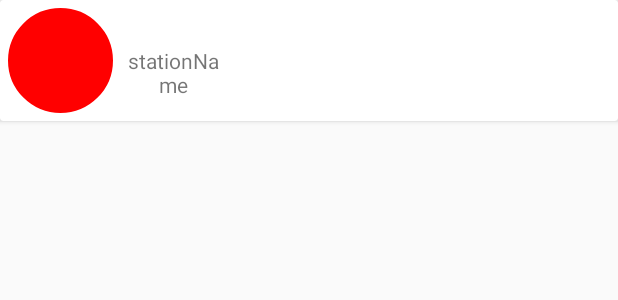
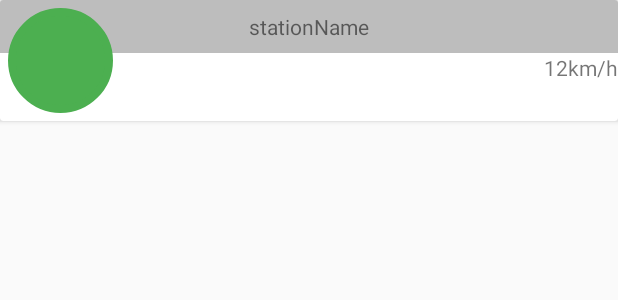
Before and after one commit to popnfresh234/canibreathe, an Android app: the layout list_item_aqstation.xml on its own in the app's theme, with its tools: preview values and no code run, on a phone screen of 412 x 824 dp. Shown: the top 300 px of the screen. Run offline under Robolectric (Android 15) with nearby library versions, the phone set to English and light mode, and no system bars.

Commit message:
Redesign aq_list_view

```diff
--- a/app/src/main/java/com/dmtaiwan/alexander/canibreathe/Presenters/MainPresenterImpl.java
+++ b/app/src/main/java/com/dmtaiwan/alexander/canibreathe/Presenters/MainPresenterImpl.java
@@ -53,6 +53,7 @@ public class MainPresenterImpl implements MainPresenter, MainInteractorImpl.Main
                 aqStation.setCounty(station.getString("County"));
                 aqStation.setPM25(station.getString("PM2.5"));
                 aqStation.setPublishTime(station.getString("PublishTime"));
+                aqStation.setWindSpeed(station.getString("WindSpeed"));
                 aqStations.add(aqStation);
             }
         } catch (JSONException e) {
--- a/app/src/main/java/com/dmtaiwan/alexander/canibreathe/Utilities/AQStationAdapter.java
+++ b/app/src/main/java/com/dmtaiwan/alexander/canibreathe/Utilities/AQStationAdapter.java
@@ -42,6 +42,7 @@ public class AQStationAdapter extends RecyclerView.Adapter<AQStationAdapter.View
         AQStation aqStation = mStationList.get(position);
         holder.mPm25Text.setText(aqStation.getPM25());
         holder.mStationName.setText(aqStation.getSiteName());
+        holder.mWindSpeed.setText(aqStation.getWindSpeed() + " m/s");
     }
 
     @Override
@@ -60,6 +61,9 @@ public class AQStationAdapter extends RecyclerView.Adapter<AQStationAdapter.View
 
         @Bind(R.id.aq_station_name)
         TextView mStationName;
+
+        @Bind(R.id.aq_wind_speed)
+        TextView mWindSpeed;
 
 
         public ViewHolder(View itemView) {
--- /dev/null
+++ b/app/src/main/res/drawable/circle_bg_green.xml
@@ -0,0 +1,7 @@
+<?xml version="1.0" encoding="utf-8"?>
+<shape xmlns:android="http://schemas.android.com/apk/res/android"
+    android:shape="oval">
+    <corners android:radius="10dip"/>
+    <stroke android:color="@color/statusGreen" android:width="5dip"/>
+    <solid android:color="@color/statusGreen"/>
+</shape>
--- a/app/src/main/res/drawable/circle_bg.xml
+++ b/app/src/main/res/drawable/circle_bg_red.xml
@@ -2,6 +2,6 @@
 <shape xmlns:android="http://schemas.android.com/apk/res/android"
     android:shape="oval">
     <corners android:radius="10dip"/>
-    <stroke android:color="#FF0000" android:width="5dip"/>
-    <solid android:color="#FF0000"/>
+    <stroke android:color="@color/statusRed" android:width="5dip"/>
+    <solid android:color="@color/statusRed"/>
 </shape>
--- a/app/src/main/res/layout/list_item_aqstation.xml
+++ b/app/src/main/res/layout/list_item_aqstation.xml
@@ -7,30 +7,41 @@
     android:layout_height="wrap_content"
     android:layout_marginBottom="16dp">
 
-    <LinearLayout
+    <RelativeLayout
         android:layout_width="match_parent"
-        android:layout_height="wrap_content"
-        android:orientation="horizontal">
+        android:layout_height="wrap_content">
+
+
+
+
+        <TextView
+            android:id="@+id/aq_station_name"
+            android:layout_width="match_parent"
+            android:layout_height="35dp"
+            android:gravity="center"
+            android:background="@color/bgGray300"
+            tools:text="stationName" />
+
+        <TextView
+            android:id="@+id/aq_wind_speed"
+            android:layout_below="@id/aq_station_name"
+            android:layout_width="match_parent"
+            android:layout_height="wrap_content"
+            android:gravity="right"
+            tools:text="12km/h"/>
 
         <TextView
             android:id="@+id/pm25"
             android:layout_width="70dp"
             android:layout_height="70dp"
             android:layout_margin="5dp"
+            android:background="@drawable/circle_bg_green"
+            android:gravity="center"
+            android:textColor="@android:color/white"
             android:textSize="@dimen/aq_station_font_large"
-            android:textColor="@android:color/white"
-            android:textStyle="bold"
-            android:gravity="center"
-            android:background="@drawable/circle_bg"/>
+            android:textStyle="bold" />
 
-        <TextView
-            android:gravity="center"
-            android:id="@+id/aq_station_name"
-            android:layout_width="70dp"
-            android:layout_height="70dp"
-            tools:text="stationName" />
-
-    </LinearLayout>
+    </RelativeLayout>
 
 
 </android.support.v7.widget.CardView>
```
Also changed, not shown: app/src/main/res/drawable/circle_bg_purple.xml (added, +7 -0 lines), app/src/main/res/drawable/circle_bg_yellow.xml (added, +7 -0 lines), app/src/main/res/values/colors.xml (+15 -0 lines).
